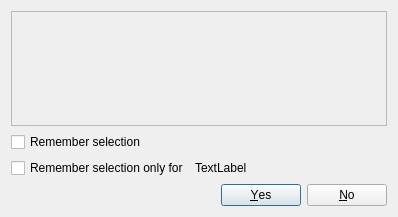
Above: uibase/src/questionboxmemory.ui from Holt59/mo2-merge before the change. Below: the same form after it.
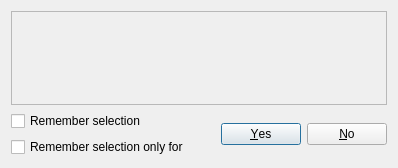
That is the form after the change.

Commit message: [uibase] Made the extra detail to QuestionBoxMemory optional. Cleaned up the form a bit Stopped 'cancel' response being remembered. It seemed counterintuitive. Treat 'close' as cancel

The edit to the form file:
```diff
--- a/uibase/src/questionboxmemory.ui
+++ b/uibase/src/questionboxmemory.ui
@@ -7,14 +7,14 @@
     <x>0</x>
     <y>0</y>
     <width>398</width>
-    <height>217</height>
+    <height>168</height>
    </rect>
   </property>
   <property name="windowTitle">
    <string notr="true">Placeholder</string>
   </property>
   <layout class="QGridLayout" name="gridLayout">
-   <item row="0" column="0" colspan="2">
+   <item row="0" column="0">
     <widget class="QFrame" name="frame">
      <property name="frameShape">
       <enum>QFrame::StyledPanel</enum>
@@ -70,27 +70,26 @@
     </widget>
    </item>
    <item row="1" column="0">
+    <layout class="QHBoxLayout" name="horizontalLayout">
+     <item>
+      <layout class="QVBoxLayout" name="verticalLayout">
+       <item>
     <widget class="QCheckBox" name="rememberCheckBox">
      <property name="text">
       <string>Remember selection</string>
      </property>
     </widget>
    </item>
-   <item row="2" column="0">
+       <item>
     <widget class="QCheckBox" name="rememberForCheckBox">
      <property name="text">
       <string>Remember selection only for</string>
      </property>
     </widget>
    </item>
-   <item row="2" column="1">
-    <widget class="QLabel" name="rememberForLabel">
-     <property name="text">
-      <string>TextLabel</string>
-     </property>
-    </widget>
-   </item>
-   <item row="3" column="1">
+      </layout>
+     </item>
+     <item>
     <widget class="QDialogButtonBox" name="buttonBox">
      <property name="enabled">
       <bool>true</bool>
@@ -102,6 +101,8 @@
       <set>QDialogButtonBox::No|QDialogButtonBox::Yes</set>
      </property>
     </widget>
+     </item>
+    </layout>
    </item>
   </layout>
  </widget>
```
Lines whose indentation alone changed are shown as unchanged. The commit also changes 2 other files.
